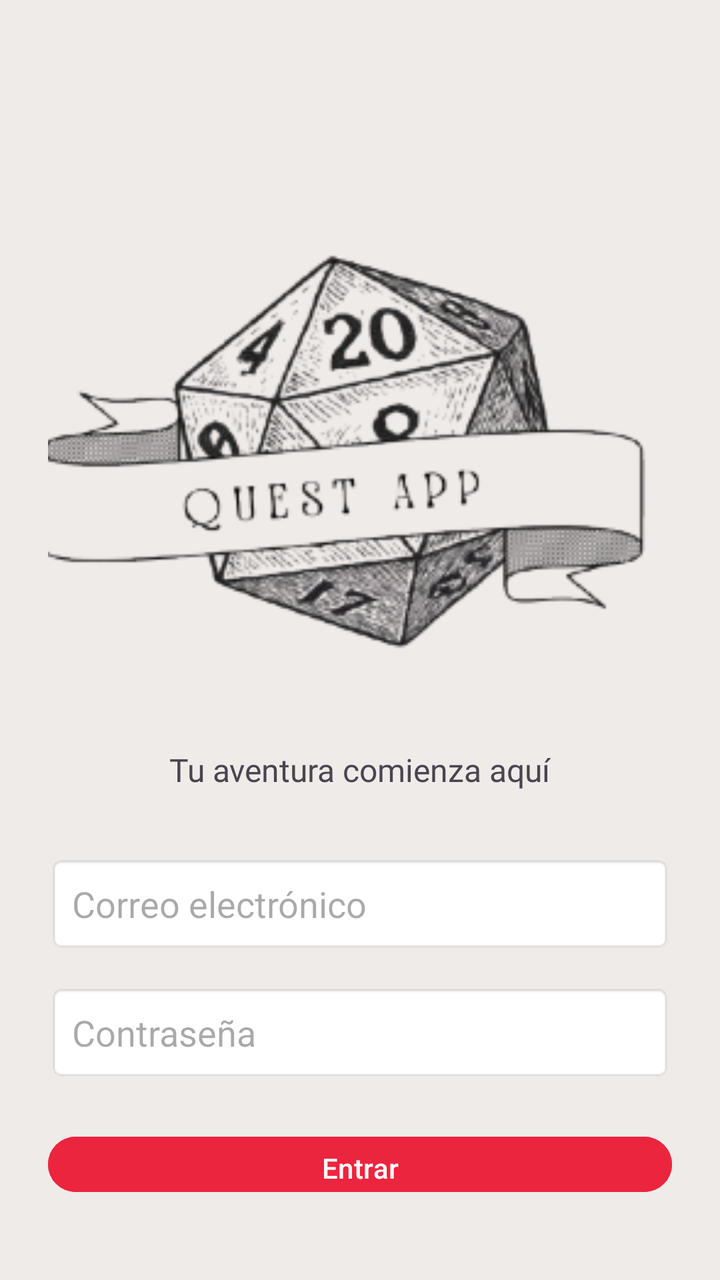
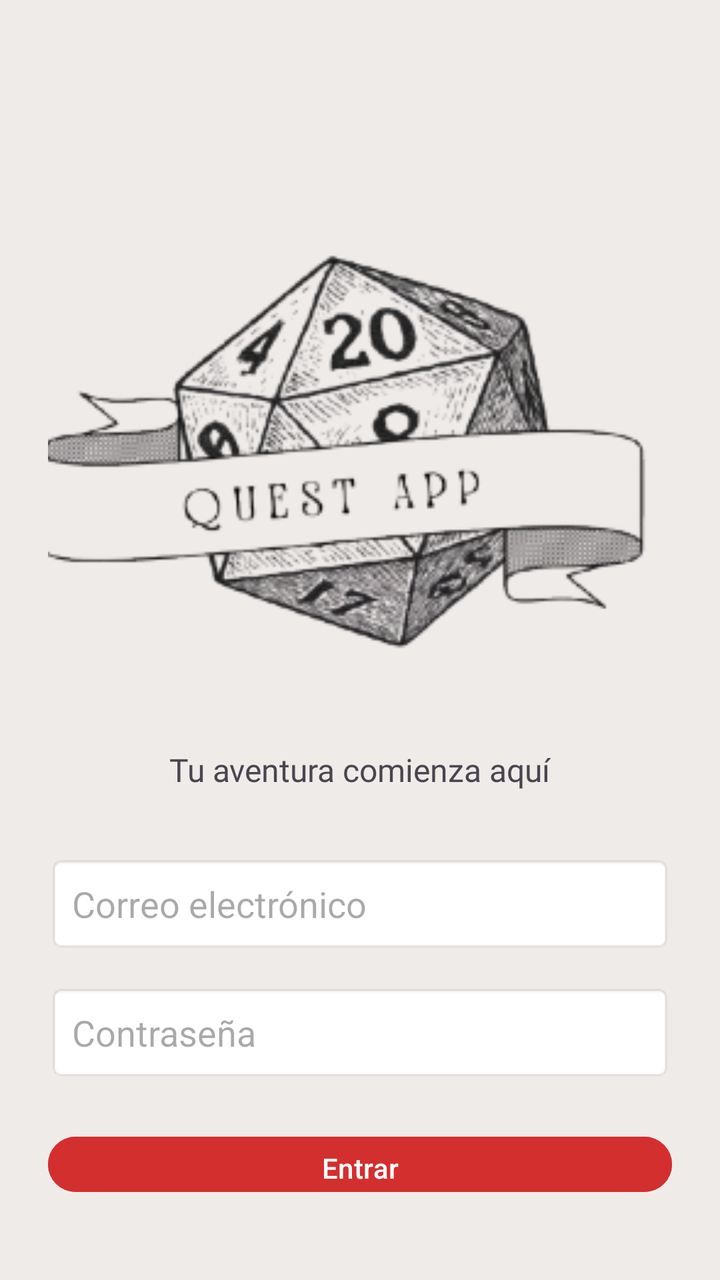

Before-and-after screenshots of an Android layout around one commit, followed by the original layout XML and the change that was made.
<!-- AndroidManifest.xml: application theme Theme.QuestApp -->
<!-- res/layout/activity_login.xml -->
<androidx.constraintlayout.widget.ConstraintLayout
    xmlns:android="http://schemas.android.com/apk/res/android"
    xmlns:app="http://schemas.android.com/apk/res-auto"
    android:id="@+id/main"
    android:layout_width="match_parent"
    android:layout_height="match_parent"
    android:background="#EFEBE9">

    <LinearLayout
        android:id="@+id/container_principal"
        android:layout_width="match_parent"
        android:layout_height="match_parent"
        android:background="#EFEBE9"
        android:gravity="center"
        android:orientation="vertical"
        android:padding="24dp">

        <ImageView
            android:id="@+id/logo"
            android:layout_width="368dp"
            android:layout_height="302dp"
            android:layout_gravity="center"
            android:layout_marginTop="32dp"
            android:layout_marginBottom="16dp"
            android:src="@drawable/logo" />



        <TextView
            android:layout_width="wrap_content"
            android:layout_height="wrap_content"
            android:layout_marginBottom="32dp"
            android:fontFamily="@font/letra2"
            android:text="Tu aventura comienza aquí"
            android:id="@+id/tv_go_to_register"
            android:textSize="16sp" />

        <EditText
            android:id="@+id/et_email"
            android:layout_width="match_parent"
            android:layout_height="wrap_content"
            android:layout_marginBottom="16dp"
            android:background="@android:drawable/editbox_background"
            android:hint="Correo electrónico"
            android:inputType="textEmailAddress"
            android:padding="12dp" />


        <EditText
            android:id="@+id/et_password"
            android:layout_width="match_parent"
            android:layout_height="wrap_content"
            android:layout_marginBottom="24dp"
            android:background="@android:drawable/editbox_background"
            android:hint="Contraseña"
            android:inputType="textPassword"
            android:padding="12dp" />

        <Button
            android:id="@+id/btn_login"
            android:layout_width="match_parent"
            android:layout_height="wrap_content"
            android:layout_marginBottom="16dp"
            android:backgroundTint="#EC253F"
            android:text="Entrar" />

        <TextView
            android:id="@+id/registerTextView"
            android:layout_width="wrap_content"
            android:layout_height="wrap_content"
            android:padding="8dp"
            android:text="¿Eres nuevo? Crea tu cuenta de aventurero"
            android:textColor="#A813B7"
            android:fontFamily="@font/letra2"
            android:textStyle="bold"
            android:clickable="true"
            android:focusable="true"
            />


    </LinearLayout>

</androidx.constraintlayout.widget.ConstraintLayout>
<!-- resources referenced by this layout -->
<resources>
  <!-- drawable logo: png bitmap (drawable, 58004 bytes) -->
  <style name="Theme.QuestApp" parent="Theme.Material3.DayNight.NoActionBar">
      </style>
</resources>

<!-- the commit's change to res/layout/activity_login.xml (unified diff, before → after) -->
@@ -61,7 +61,7 @@
             android:layout_width="match_parent"
             android:layout_height="wrap_content"
             android:layout_marginBottom="16dp"
-            android:backgroundTint="#EC253F"
+            android:backgroundTint="#D32F2F"
             android:text="Entrar" />
 
         <TextView
@@ -70,7 +70,7 @@
             android:layout_height="wrap_content"
             android:padding="8dp"
             android:text="¿Eres nuevo? Crea tu cuenta de aventurero"
-            android:textColor="#A813B7"
+            android:textColor="#424242"
             android:fontFamily="@font/letra2"
             android:textStyle="bold"
             android:clickable="true"
